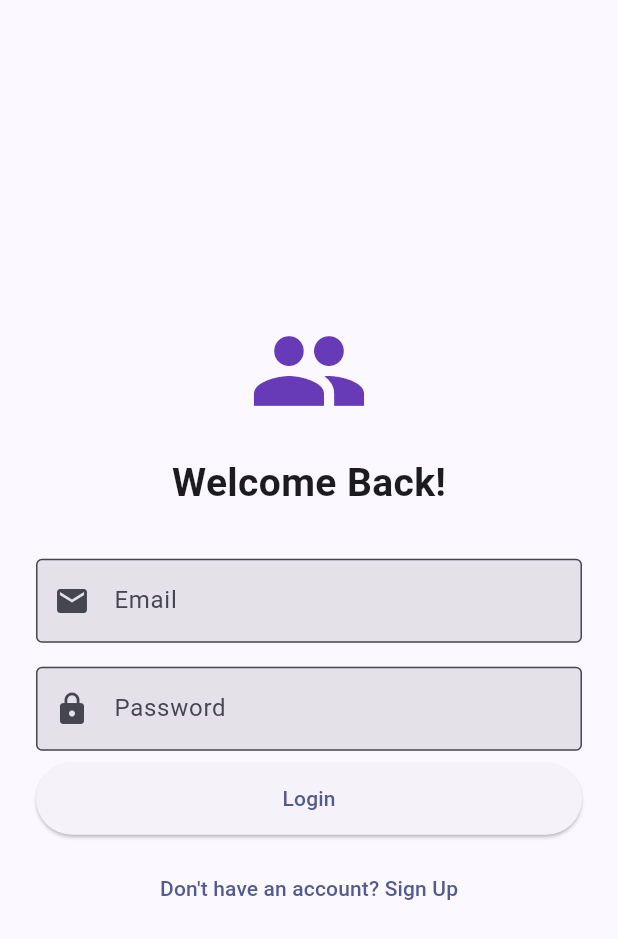
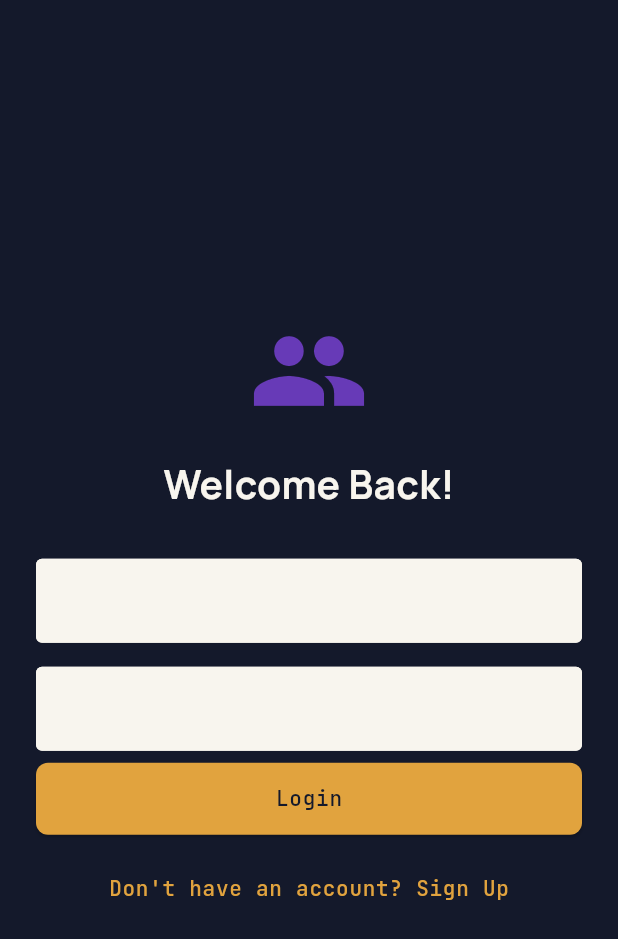
Before and after one commit to withshafan/intern_connect, a Flutter app: the screen it shows after launch, on a phone screen of 412 x 824 dp. Shown: the top 939 px of the screen. Run offline on Flutter 3.47's test engine with Material 3 defaults, Android fonts, the light colour scheme and no system bars; our stand-ins replace chewie, cloud_firestore, firebase_auth, firebase_core, firebase_storage, google_fonts and 4 more; missing offline and left inert: video_thumbnail; accounts and stored records are empty.

Commit message:
Auto-commit: 2026-07-01 21:40:03

```diff
--- a/lib/main.dart
+++ b/lib/main.dart
@@ -18,8 +18,6 @@ class InternConnectApp extends StatelessWidget {
       title: 'InternConnect',
       debugShowCheckedModeBanner: false,
       theme: AppTheme.light(),
-      themeMode: ThemeMode.system,
-      darkTheme: ThemeData(useMaterial3: true, brightness: Brightness.dark),
       home: const SplashScreen(),
     );
   }
--- /dev/null
+++ b/lib/theme/app_colors.dart
@@ -0,0 +1,10 @@
+import 'package:flutter/material.dart';
+
+class AppColors {
+  static const Color ink = Color(0xFF14192B);
+  static const Color badgeCream = Color(0xFFF8F5EE);
+  static const Color foilAmber = Color(0xFFE1A33E);
+  static const Color growTeal = Color(0xFF2E9C8B);
+  static const Color signalCoral = Color(0xFFE2604F);
+  static const Color slate = Color(0xFF6B7280);
+}
--- a/lib/theme/app_theme.dart
+++ b/lib/theme/app_theme.dart
@@ -1,24 +1,75 @@
 import 'package:flutter/material.dart';
+import 'package:google_fonts/google_fonts.dart';
+import 'app_colors.dart';
 
 class AppTheme {
   static ThemeData light() {
-    final scheme = ColorScheme.fromSeed(seedColor: const Color(0xFF3D5AFE));
-    return ThemeData(
+    final base = ThemeData(
       useMaterial3: true,
-      colorScheme: scheme,
-      scaffoldBackgroundColor: scheme.surface,
-      appBarTheme: AppBarTheme(
-        backgroundColor: scheme.surface,
-        foregroundColor: scheme.onSurface,
+      scaffoldBackgroundColor: AppColors.ink,
+      colorScheme: const ColorScheme.light(
+        primary: AppColors.foilAmber,
+        secondary: AppColors.growTeal,
+        surface: AppColors.ink,
+        onSurface: AppColors.badgeCream,
+        error: AppColors.signalCoral,
+      ),
+    );
+
+    // Body/UI: Manrope
+    final manropeTextTheme = GoogleFonts.manropeTextTheme(base.textTheme);
+
+    // Display: Fraunces
+    final displayStyle = GoogleFonts.fraunces(
+      color: AppColors.badgeCream,
+      fontWeight: FontWeight.w600,
+    );
+
+    // Utility: JetBrains Mono
+    final utilityStyle = GoogleFonts.jetBrainsMono(
+      letterSpacing: 0.5,
+      color: AppColors.slate,
+    );
+
+    return base.copyWith(
+      textTheme: manropeTextTheme.copyWith(
+        displayLarge: displayStyle,
+        displayMedium: displayStyle,
+        displaySmall: displayStyle,
+        headlineLarge: displayStyle,
+        headlineMedium: displayStyle,
+        headlineSmall: displayStyle,
+        titleLarge: displayStyle,
+        // Utility overrides
+        labelSmall: utilityStyle.copyWith(fontSize: 10),
+        labelMedium: utilityStyle.copyWith(fontSize: 12),
+        labelLarge: utilityStyle.copyWith(fontSize: 14),
+      ).apply(
+        bodyColor: AppColors.badgeCream,
+        displayColor: AppColors.badgeCream,
+      ),
+      appBarTheme: const AppBarTheme(
+        backgroundColor: AppColors.ink,
+        foregroundColor: AppColors.badgeCream,
         elevation: 0,
       ),
-      cardTheme: CardThemeData(
-        elevation: 1,
-        shape: RoundedRectangleBorder(borderRadius: BorderRadius.circular(16)),
+      elevatedButtonTheme: ElevatedButtonThemeData(
+        style: ElevatedButton.styleFrom(
+          backgroundColor: AppColors.foilAmber,
+          foregroundColor: AppColors.ink,
+          shape: RoundedRectangleBorder(
+            borderRadius: BorderRadius.circular(8),
+          ),
+        ),
       ),
       inputDecorationTheme: InputDecorationTheme(
-        border: OutlineInputBorder(borderRadius: BorderRadius.circular(12)),
         filled: true,
+        fillColor: AppColors.badgeCream,
+        border: OutlineInputBorder(
+          borderRadius: BorderRadius.circular(8),
+          borderSide: BorderSide.none,
+        ),
+        hintStyle: const TextStyle(color: AppColors.slate),
       ),
     );
   }
```
